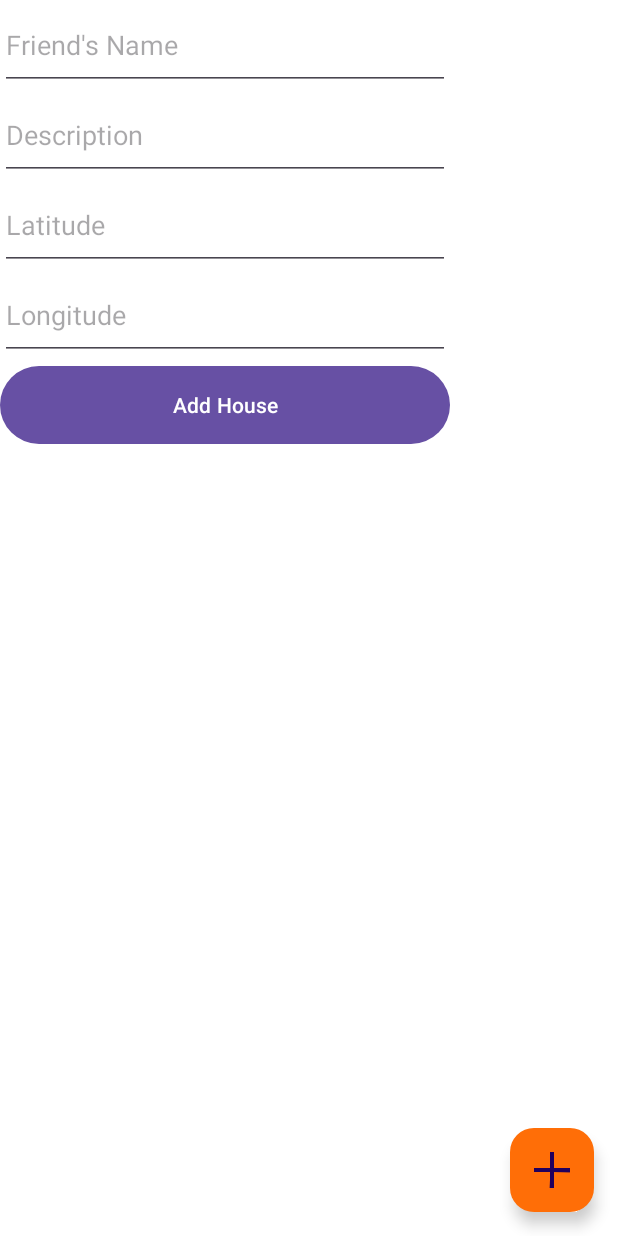
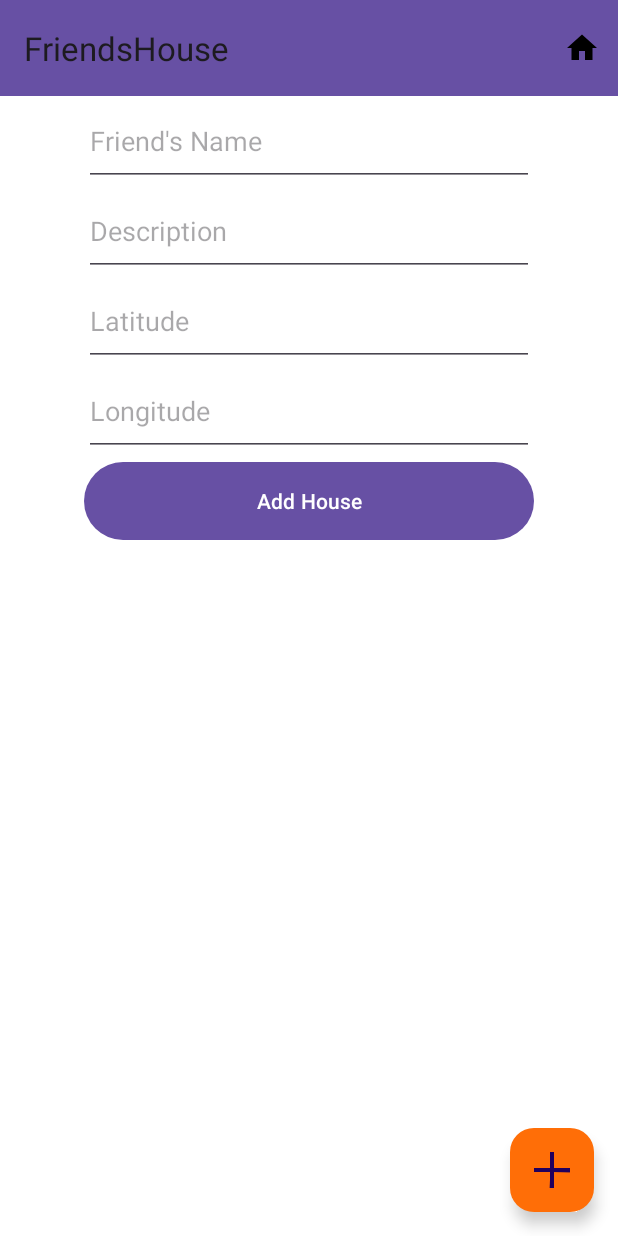
Before and after one commit to zblouse/FriendsHouse, an Android app: the screen it shows after launch (MainActivity), after a tap on "Click to add a Friends House", on a phone screen of 412 x 824 dp. Run offline under Robolectric (Android 15) with nearby library versions, the phone set to English and light mode, and no system bars.

Commit message:
action bar

```diff
--- a/app/src/main/java/com/zblouse/friendshouse/MainActivity.java
+++ b/app/src/main/java/com/zblouse/friendshouse/MainActivity.java
@@ -1,10 +1,13 @@
 package com.zblouse.friendshouse;
 
 import android.os.Bundle;
+import android.view.Menu;
+import android.view.MenuItem;
 import android.view.View;
 
 import androidx.activity.EdgeToEdge;
 import androidx.appcompat.app.AppCompatActivity;
+import androidx.appcompat.widget.Toolbar;
 import androidx.core.graphics.Insets;
 import androidx.core.view.ViewCompat;
 import androidx.core.view.WindowInsetsCompat;
@@ -24,6 +27,9 @@ public class MainActivity extends AppCompatActivity {
             return insets;
         });
 
+        Toolbar toolbar = findViewById(R.id.toolbar);
+        setSupportActionBar(toolbar);
+
         FloatingActionButton floatingActionButton = findViewById(R.id.floating_button);
         floatingActionButton.setOnClickListener(new View.OnClickListener() {
             @Override
@@ -36,4 +42,21 @@ public class MainActivity extends AppCompatActivity {
         getSupportFragmentManager().beginTransaction()
                 .replace(R.id.fragment_container, new ListViewFragment()).commit();
     }
+
+    @Override
+    public boolean onCreateOptionsMenu(Menu menu) {
+        getMenuInflater().inflate(R.menu.action_bar, menu);
+        return true;
+    }
+
+    @Override
+    public boolean onOptionsItemSelected(MenuItem item) {
+        // Handle item selection.
+        if(item.getItemId() == R.id.action_home){
+            getSupportFragmentManager().beginTransaction()
+                    .replace(R.id.fragment_container, new ListViewFragment()).commit();
+        }
+        return super.onOptionsItemSelected(item);
+
+    }
 }
--- /dev/null
+++ b/app/src/main/res/drawable/home.xml
@@ -0,0 +1,5 @@
+<vector xmlns:android="http://schemas.android.com/apk/res/android" android:height="24dp" android:tint="#000000" android:viewportHeight="24" android:viewportWidth="24" android:width="24dp">
+
+    <path android:fillColor="@android:color/white" android:pathData="M10,20v-6h4v6h5v-8h3L12,3 2,12h3v8z"/>
+
+</vector>
--- a/app/src/main/res/layout/activity_main.xml
+++ b/app/src/main/res/layout/activity_main.xml
@@ -10,6 +10,14 @@
     android:layout_gravity="center"
     android:gravity="center"
     android:background="@color/white">
+    <androidx.appcompat.widget.Toolbar
+        android:id="@+id/toolbar"
+        android:layout_width="match_parent"
+        android:layout_height="?attr/actionBarSize"
+        android:background="?attr/colorPrimary"
+        android:elevation="4dp"
+        android:theme="@style/ThemeOverlay.AppCompat.ActionBar"
+        app:popupTheme="@style/ThemeOverlay.AppCompat.Light"/>
 
     <FrameLayout
         android:id="@+id/fragment_container"
--- a/app/src/main/res/layout/fragment_add_house.xml
+++ b/app/src/main/res/layout/fragment_add_house.xml
@@ -1,8 +1,10 @@
 <?xml version="1.0" encoding="utf-8"?>
 <LinearLayout xmlns:android="http://schemas.android.com/apk/res/android"
     android:orientation="vertical"
-    android:layout_width="match_parent"
-    android:layout_height="match_parent">
+    android:layout_width="wrap_content"
+    android:layout_height="match_parent"
+    android:gravity="center_horizontal"
+    android:layout_gravity="center_horizontal">
 
     <EditText
         android:id="@+id/name_edit_text"
--- /dev/null
+++ b/app/src/main/res/menu/action_bar.xml
@@ -0,0 +1,10 @@
+<menu xmlns:android="http://schemas.android.com/apk/res/android"
+    xmlns:app="http://schemas.android.com/apk/res-auto">
+
+    <item
+        android:id="@+id/action_home"
+        android:icon="@drawable/home"
+        android:title="@string/home_action_button"
+        app:showAsAction="ifRoom"/>
+
+</menu>
--- a/app/src/main/res/values/strings.xml
+++ b/app/src/main/res/values/strings.xml
@@ -6,4 +6,5 @@
     <string name="add_house_latitude_prompt">Latitude</string>
     <string name="add_house_longitude_prompt">Longitude</string>
     <string name="add_house_button_text">Add House</string>
+    <string name="home_action_button">Home</string>
 </resources>
```
